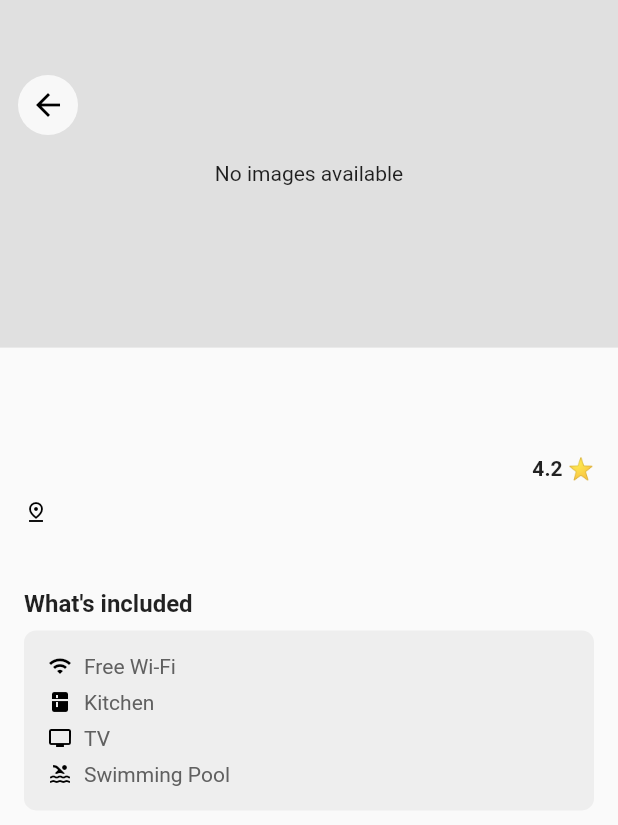
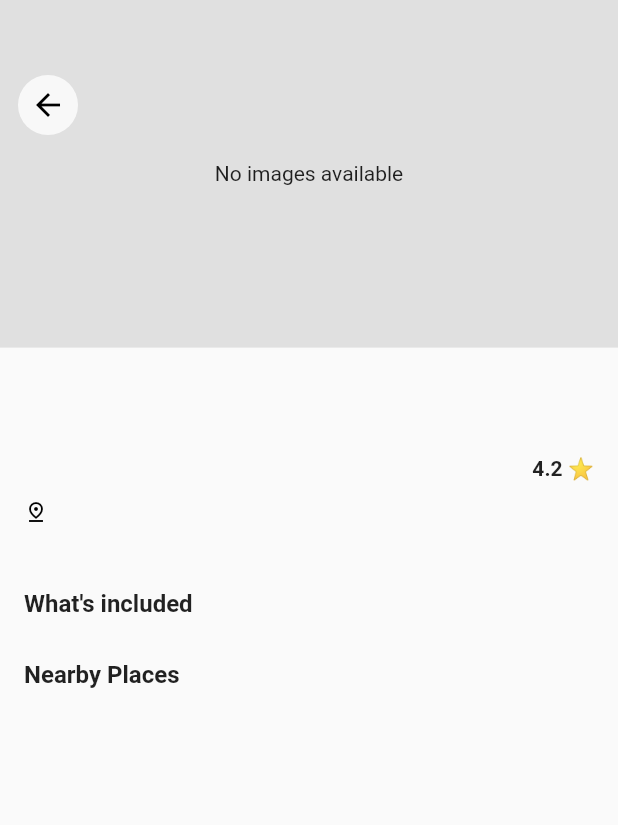
Before and after one commit to unisha21/homestay-host, a Flutter app: the ServiceDetailScreen screen opened directly with empty values, on a phone screen of 412 x 824 dp. Shown: the top 825 px of the screen. Run offline on Flutter 3.47's test engine with Material 3 defaults, Android fonts, the phone set to English and light mode, and no system bars; our stand-ins replace cached_network_image, carousel_slider, cloud_firestore, firebase_auth, firebase_core, firebase_messaging and 7 more; missing offline and left inert: firebase_app_check, flutter_firebase_chat_core; accounts and stored records are empty; Roboto replaces fonts that are missing (Poppins).

Commit message:
feat: add nearby places feature to homestay model and service detail screen

```diff
--- a/lib/src/features/homestay/domain/models/homestay_model.dart
+++ b/lib/src/features/homestay/domain/models/homestay_model.dart
@@ -7,6 +7,7 @@ class HomestayModel {
   final String pricePerNight;
   final List<String> amenities;
   final List<String> images;
+  final List<NearByPlace>? nearByPlaces;
 
   HomestayModel({
     required this.id,
@@ -17,6 +18,7 @@ class HomestayModel {
     required this.pricePerNight,
     required this.amenities,
     required this.images,
+    this.nearByPlaces,
   });
 
   factory HomestayModel.fromJson(Map<String, dynamic> json) {
@@ -29,6 +31,9 @@ class HomestayModel {
       pricePerNight: json['pricePerNight'] as String,
       amenities: List<String>.from(json['amenities'] as List<dynamic>),
       images: List<String>.from(json['images'] as List<dynamic>),
+      nearByPlaces: (json['nearByPlaces'] as List<dynamic>?)
+          ?.map((e) => NearByPlace.fromJson(e as Map<String, dynamic>))
+          .toList(),
     );
   }
 
@@ -44,3 +49,21 @@ class HomestayModel {
     };
   }
 }
+
+class NearByPlace {
+  final String name;
+  final String description;
+  final String? distance;
+
+  NearByPlace({required this.name, required this.description, this.distance});
+  factory NearByPlace.fromJson(Map<String, dynamic> json) {
+    return NearByPlace(
+      name: json['name'] as String,
+      description: json['description'] as String,
+      distance: json['distance'] as String?,
+    );
+  }
+  Map<String, dynamic> toJson() {
+    return {'name': name, 'description': description, 'distance': distance};
+  }
+}
--- a/lib/src/features/homestay/screens/create_listing.dart
+++ b/lib/src/features/homestay/screens/create_listing.dart
@@ -92,7 +92,6 @@ class _CreateListingScreenState extends ConsumerState<CreateListingScreen> {
 
   @override
   Widget build(BuildContext context) {
-    print('building');
     return Scaffold(
       appBar: AppBar(title: const Text('Create Listing'), centerTitle: true),
       body: Form(
@@ -293,7 +292,6 @@ class _CreateListingScreenState extends ConsumerState<CreateListingScreen> {
                   final navigator = Navigator.of(context);
                   if (_formKey.currentState!.validate()) {
                     if (images.length < 4) {
-                      print('Please select at least 4 images');
                       ScaffoldMessenger.of(context).showSnackBar(
                         const SnackBar(
                           content: Text('Please select at least 4 images.'),
--- a/lib/src/features/homestay/screens/service_detail_screen.dart
+++ b/lib/src/features/homestay/screens/service_detail_screen.dart
@@ -98,6 +98,8 @@ class _ServiceDetailScreenState extends State<ServiceDetailScreen> {
                     ),
                   ),
                   _IncludedAmenities(amenities: widget._homestay.amenities),
+                  const SizedBox(height: 4),
+                  NearByPlaces(),
                 ],
               ),
             ),
@@ -110,45 +112,66 @@ class _ServiceDetailScreenState extends State<ServiceDetailScreen> {
 
 class _IncludedAmenities extends StatelessWidget {
   final List<String> amenities;
-  const _IncludedAmenities({super.key, required this.amenities});
+  const _IncludedAmenities({required this.amenities});
+
+  Map<String, dynamic> get amenitiesMap {
+    return {
+      'WiFi': Icons.wifi,
+      'Parking': Icons.local_parking,
+      'Breakfast': Icons.free_breakfast,
+      'Air Conditioning': Icons.ac_unit,
+      'Swimming Pool': Icons.pool,
+      'TV': Icons.tv,
+      'Kitchen': Icons.kitchen,
+      'Washer': Icons.local_laundry_service,
+      'Pet Friendly': Icons.pets,
+      'Gym': Icons.fitness_center,
+      'Elevator': Icons.elevator,
+      'Fireplace': Icons.fireplace,
+      'Balcony': Icons.balcony,
+      'Smoke Detector': Icons.smoke_free,
+      // Add more mappings as needed
+    };
+  }
 
   @override
   Widget build(BuildContext context) {
-    return Container(
-      padding: const EdgeInsets.all(16),
-      decoration: BoxDecoration(
-        color: Colors.grey.shade200,
-        borderRadius: BorderRadius.circular(8),
-      ),
+    return Padding(
+      padding: const EdgeInsets.only(left: 8.0),
       child: Column(
         crossAxisAlignment: CrossAxisAlignment.start,
         spacing: 8,
-        children: [
-          _buildIconWithText(context, icon: Icons.wifi, text: 'Free Wi-Fi'),
-          _buildIconWithText(context, icon: Icons.kitchen, text: 'Kitchen'),
-          _buildIconWithText(context, icon: Icons.tv, text: 'TV'),
-          _buildIconWithText(context, icon: Icons.pool, text: 'Swimming Pool'),
-        ],
+        children: List.generate(amenities.length, (index) {
+          return Text(
+            "- ${amenities[index]}",
+            style: context.theme.textTheme.bodyMedium?.copyWith(
+              fontWeight: FontWeight.w400,
+              color: context.theme.colorScheme.onSurfaceVariant,
+            ),
+          );
+        }),
       ),
     );
   }
+}
 
-  Widget _buildIconWithText(
-    BuildContext context, {
-    required IconData icon,
-    required String text,
-  }) {
-    return Row(
+
+class NearByPlaces extends StatelessWidget {
+  const NearByPlaces({super.key});
+
+  @override
+  Widget build(BuildContext context) {
+    return Column(
+      crossAxisAlignment: CrossAxisAlignment.start,
       spacing: 8,
       children: [
-        Icon(icon, color: context.theme.colorScheme.primary, size: 16),
         Text(
-          text,
-          style: context.theme.textTheme.bodyMedium?.copyWith(
-            fontWeight: FontWeight.w400,
-            color: context.theme.colorScheme.onSurfaceVariant,
+          'Nearby Places',
+          style: context.theme.textTheme.titleMedium?.copyWith(
+            fontWeight: FontWeight.w600,
           ),
         ),
+
       ],
     );
   }
```
